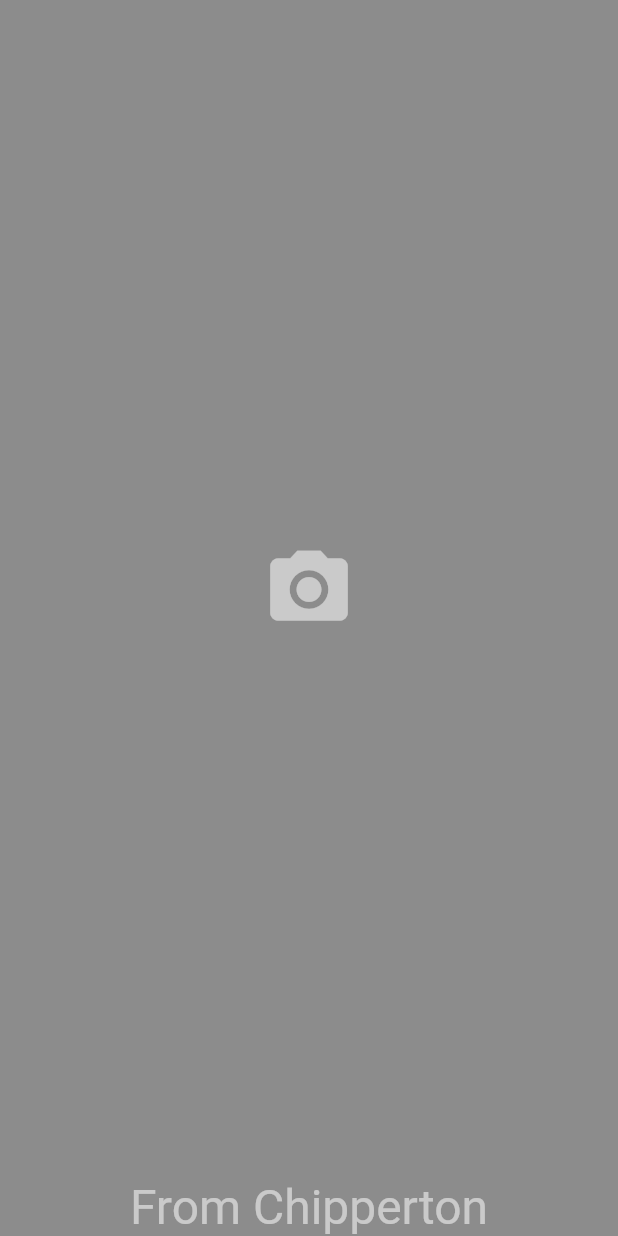
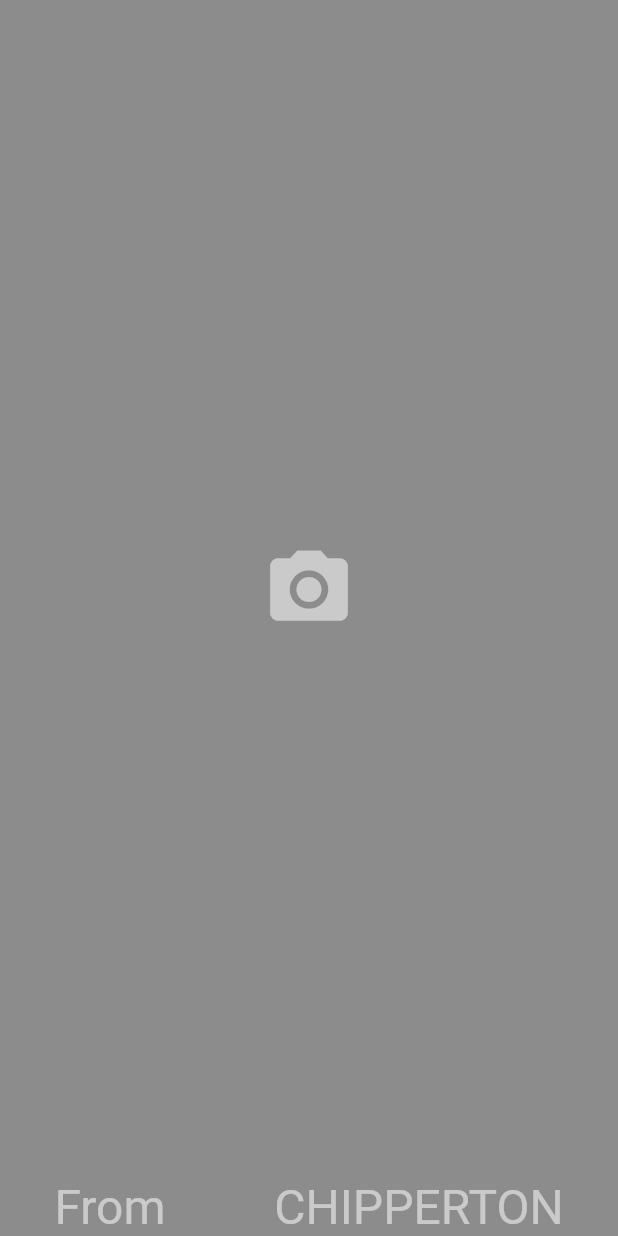
Before and after one commit to someonestaring/demo_gram, a Flutter app: the first screen one second after launch, on a phone screen of 412 x 824 dp. Run offline on Flutter 3.47's test engine with Material 2 defaults, Android fonts, the phone set to English and light mode, and no system bars; our stand-ins replace cloud_firestore, firebase_auth, firebase_core, firebase_messaging, google_fonts; accounts and stored records are empty.

Commit message:
feeling pretty alright aboot it

```diff
--- a/lib/main.dart
+++ b/lib/main.dart
@@ -17,7 +17,7 @@ class MyApp extends StatelessWidget {
     return AppStateWidget(
       child: MaterialApp(
         debugShowCheckedModeBanner: false,
-        title: 'Flutter Demo',
+        title: 'Demo_Gram',
         theme: ThemeData(
           textTheme: GoogleFonts.robotoTextTheme(Theme.of(context).textTheme),
           primarySwatch: Colors.blue,
--- a/lib/screens/splash.dart
+++ b/lib/screens/splash.dart
@@ -5,7 +5,6 @@ import 'package:firebase_messaging/firebase_messaging.dart';
 import 'package:flutter/material.dart';
 import 'package:firebase_auth/firebase_auth.dart';
 import 'package:cloud_firestore/cloud_firestore.dart';
-// import 'package:firebase_core/firebase_core.dart';
 import 'dart:async';
 
 class Splash extends StatefulWidget {
@@ -21,29 +20,12 @@ class _SplashState extends State<Splash> {
   final FirebaseMessaging _messaging = FirebaseMessaging.instance;
   User? user;
   bool authed = false;
-  // bool _init = false;
-  // bool _err = false;
 
-  // void initFire() async {
-  //   try {
-  //     await Firebase.initializeApp();
-  //     setState(() {
-  //       _init = true;
-  //     });
-  //   } catch (e) {
-  //     setState(() {
-  //       _err = true;
-  //     });
-  //   }
-  // }
-
-  _userSignIn() async {
+  void _userSignIn() async {
+    setState(() {
       user = _auth.currentUser;
+    });
     if (user != null) {
-      // DocumentSnapshot _userData = await _dB
-      //     .collection('users')
-      //     .doc(_auth.currentUser!.phoneNumber)
-      //     .get();
       String? _token = await _messaging.getToken();
 
       await _dB
@@ -100,7 +82,7 @@ class _SplashState extends State<Splash> {
     if (!authed) {
       return const Authority();
     } else {
-      return const Utility();
+      return Utility();
     }
   }
 
@@ -117,25 +99,37 @@ Widget splish() {
         child: Column(
           mainAxisAlignment: MainAxisAlignment.spaceBetween,
           crossAxisAlignment: CrossAxisAlignment.center,
-          children: const [
-            Spacer(
+          children: [
+            const Spacer(
               flex: 3,
             ),
-            Icon(
+            const Icon(
               Icons.photo_camera,
               color: Colors.white54,
               size: 62,
             ),
-            Spacer(
+            const Spacer(
               flex: 3,
             ),
+            Row(
+              mainAxisAlignment: MainAxisAlignment.spaceAround,
+              children: const [
                 Text(
-              'From Chipperton',
+                  'From',
                   style: TextStyle(
                     fontSize: 32.0,
                     color: Colors.white54,
                   ),
-            )
+                ),
+                Text(
+                  'CHIPPERTON',
+                  style: TextStyle(
+                    fontSize: 32.0,
+                    color: Colors.white54,
+                  ),
+                ),
+              ],
+            ),
           ],
         ),
       ));
--- a/lib/state/app_state.dart
+++ b/lib/state/app_state.dart
@@ -4,13 +4,13 @@ final Map initialState = {
   "dateJoined": DateTime,
   "deviceTokens": [],
   "email": '',
-  "firstName": '',
+  "firstName": 'New',
   "lastActive": DateTime,
-  "lastName": '',
+  "lastName": 'User',
   "notificationAccess": false,
   "phoneNumber": '',
   "profilePhoto": '',
-  "username": '',
+  "username": 'new_user',
 };
 
 class AppState {
@@ -49,7 +49,7 @@ class AppStateScope extends InheritedWidget {
 }
 
 class AppStateWidget extends StatefulWidget {
-  const AppStateWidget({required this.child});
+  const AppStateWidget({Key? key, required this.child}) : super(key: key);
   final Widget child;
 
   static AppStateWidgetState of(BuildContext context) {
```
Also changed, not shown: lib/screens/!auth/authority.dart (+111 -39 lines), lib/screens/!auth/login.dart (deleted, +0 -15 lines), lib/screens/!auth/signup.dart (deleted, +0 -15 lines), lib/screens/auth/ext/home.dart (added, +22 -0 lines), lib/screens/auth/ext/messages.dart (added, +22 -0 lines), lib/screens/auth/utility.dart (+11 -10 lines), 1 other file. Lines whose indentation alone changed are shown as unchanged.
